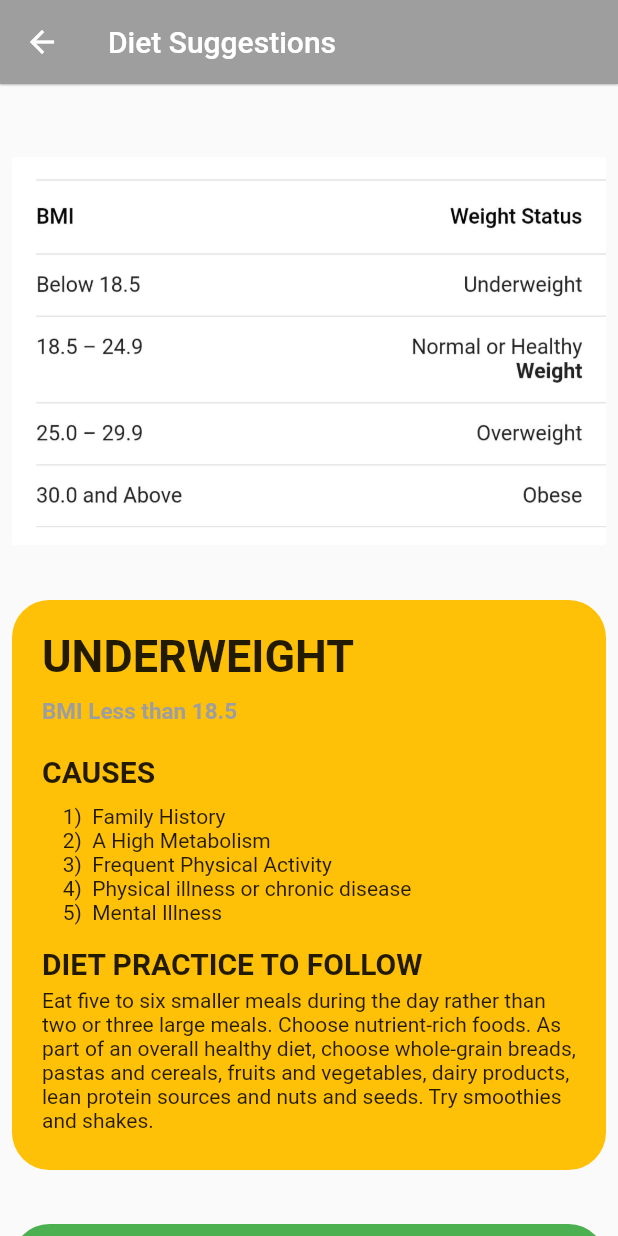
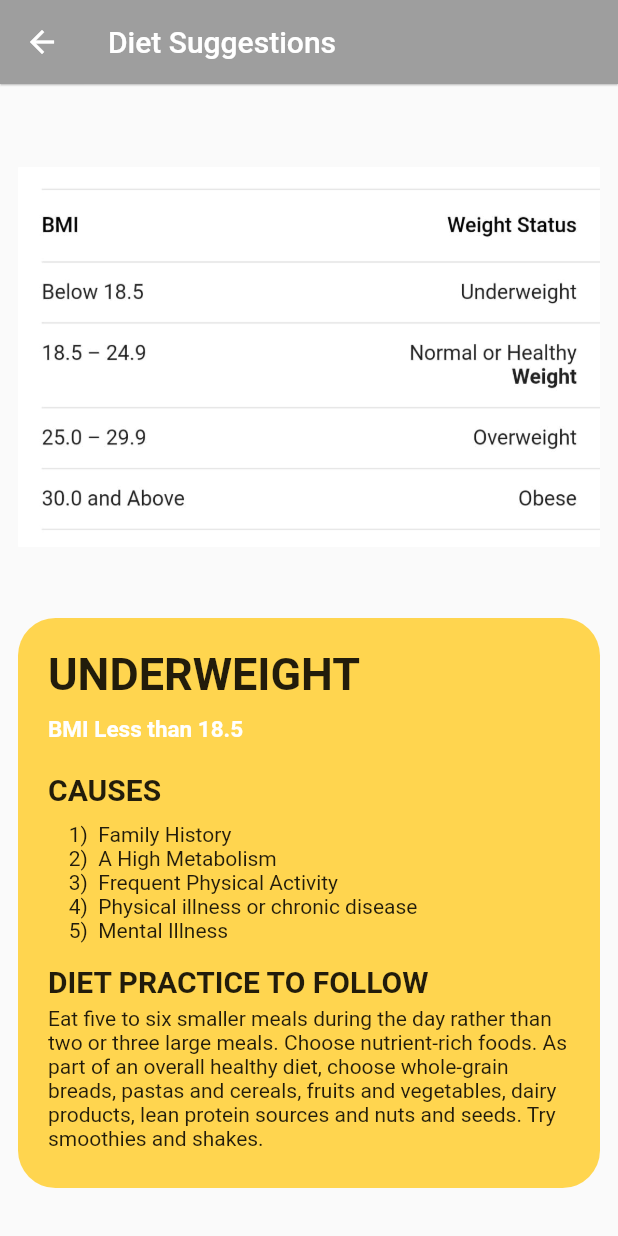
Before and after one commit to KISHOREMUTHU/Diabetes-App, a Flutter app: the DietCheck screen opened directly, on a phone screen of 412 x 824 dp. Run offline on Flutter 3.47's test engine with Material 2 defaults, Android fonts, the phone set to English and light mode, and no system bars.

Commit message:
Edited DietMaster App

```diff
--- a/lib/bmi.dart
+++ b/lib/bmi.dart
@@ -251,7 +251,7 @@ class _BmiCalculatorState extends State<BmiCalculator> {
       }
       if (finalresult >=30.0 ) {
         final snackbar = SnackBar(
-          content: Text("You are underweight . See our diet suggestions to improve your BMI",
+          content: Text("You are too obese . See our diet suggestions to improve your BMI",
             style : TextStyle (
               fontSize : 18.0,
               color : Colors.white,
--- a/lib/check_your_diet.dart
+++ b/lib/check_your_diet.dart
@@ -24,7 +24,7 @@ class _DietCheckState extends State<DietCheck> {
             children:[
               SizedBox(height:20),
               Padding(
-                padding: const EdgeInsets.all(8.0),
+                padding: const EdgeInsets.all(12.0),
                 child: Container(
                   height : 300,
                   width :double.infinity,
@@ -37,11 +37,11 @@ class _DietCheckState extends State<DietCheck> {
                 ),
               ),
               Padding(
-                padding: const EdgeInsets.all(8.0),
+                padding: const EdgeInsets.all(12.0),
                 child: Container (
                   decoration : BoxDecoration(
                     borderRadius:BorderRadius.circular(25.0 ),
-                    color : Colors.amber,
+                    color : Colors.amber[300],
 
                   ),
                   height : 380,
@@ -58,7 +58,7 @@ class _DietCheckState extends State<DietCheck> {
                       SizedBox(height : 10),
                       Text ('BMI Less than 18.5',
                         style : TextStyle(
-                          color :Colors.grey,
+                          color :Colors.white,
                           fontSize:15,
                           fontWeight:FontWeight.bold,
                         ),),
@@ -97,11 +97,11 @@ class _DietCheckState extends State<DietCheck> {
               ),
               SizedBox(height : 20),
               Padding(
-                padding: const EdgeInsets.all(8.0),
+                padding: const EdgeInsets.all(12.0),
                 child: Container (
                   decoration : BoxDecoration(
                     borderRadius:BorderRadius.circular(25.0 ),
-                    color : Colors.green,
+                    color : Colors.green[300],
 
                   ),
                   height : 300,
@@ -118,7 +118,7 @@ class _DietCheckState extends State<DietCheck> {
                       SizedBox(height : 10),
                       Text ('BMI Between 18.5 To 24.9',
                         style : TextStyle(
-                          color :Colors.blueGrey,
+                          color :Colors.white,
                           fontSize:15,
                           fontWeight:FontWeight.bold,
                         ),),
@@ -147,11 +147,11 @@ class _DietCheckState extends State<DietCheck> {
               SizedBox(height : 20),
 
               Padding(
-                padding: const EdgeInsets.all(8.0),
+                padding: const EdgeInsets.all(12.0),
                 child: Container (
                   decoration : BoxDecoration(
                     borderRadius:BorderRadius.circular(25.0 ),
-                    color : Colors.deepOrangeAccent,
+                    color : Colors.orange[300],
 
                   ),
                   height : 380,
@@ -168,7 +168,7 @@ class _DietCheckState extends State<DietCheck> {
                       SizedBox(height : 10),
                       Text ('BMI Between 25.0 To 29.9',
                         style : TextStyle(
-                          color :Colors.grey,
+                          color :Colors.white,
                           fontSize:15,
                           fontWeight:FontWeight.bold,
                         ),),
@@ -208,11 +208,11 @@ class _DietCheckState extends State<DietCheck> {
               SizedBox(height : 20),
 
               Padding(
-                padding: const EdgeInsets.all(8.0),
+                padding: const EdgeInsets.all(12.0),
                 child: Container (
                   decoration : BoxDecoration(
                     borderRadius:BorderRadius.circular(25.0 ),
-                    color : Colors.red[900],
+                    color : Colors.redAccent[200],
 
                   ),
                   height : 380,
@@ -229,7 +229,7 @@ class _DietCheckState extends State<DietCheck> {
                       SizedBox(height : 10),
                       Text ('BMI Greater than 30',
                         style : TextStyle(
-                          color :Colors.grey,
+                          color :Colors.white,
                           fontSize:15,
                           fontWeight:FontWeight.bold,
                         ),),
```
Also changed, not shown: lib/high_bp.dart (+13 -4 lines), lib/low_bp.dart (+16 -7 lines), lib/normal.dart (+5 -2 lines).
